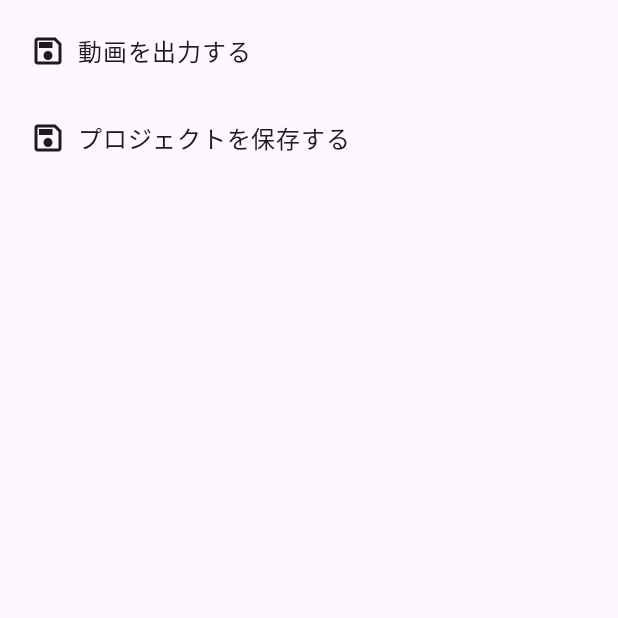
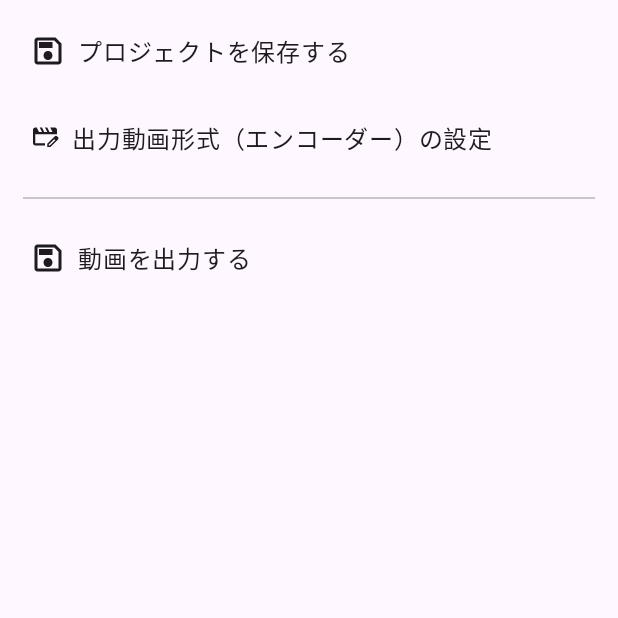
Before and after one commit to takusan23/AkariDroid, an Android app built with Jetpack Compose: the composable VideoEditMenuBottomSheet shown on its own in the app's theme, on a phone screen of 412 x 824 dp, the top half of it. Run offline under Robolectric (Android 15) with nearby library versions, the phone set to English and light mode, and no system bars; libraries missing offline, so code that uses them is left out: com.google.android.exoplayer2; 6 statements that could not run were skipped.

Commit message:
エンコーダー設定メニューを置いただけ

```diff
--- a/akari-core/src/main/java/io/github/takusan23/akaricore/AkariCore.kt
+++ b/akari-core/src/main/java/io/github/takusan23/akaricore/AkariCore.kt
@@ -37,7 +37,7 @@ class AkariCore(
         )
     }
 
-    /** フィルターをかけられる 映像エンコーダー */
+    /** Canvasと映像を合成できる 映像エンコーダー */
     private val videoProcessor by lazy {
         VideoProcessor(
             videoFile = videoFileData.videoFile,
--- a/app/src/main/java/io/github/takusan23/akaridroid/ui/bottomsheet/VideoEditMenuBottomSheet.kt
+++ b/app/src/main/java/io/github/takusan23/akaridroid/ui/bottomsheet/VideoEditMenuBottomSheet.kt
@@ -30,16 +30,24 @@ fun VideoEditMenuBottomSheet(
     ) {
         item {
             VideoEditMenuBottomSheetItem(
-                text = "動画を出力する",
+                text = "プロジェクトを保存する",
                 icon = painterResource(id = R.drawable.ic_outline_save_24),
-                onClick = { onClick(VideoEditMenuBottomSheetMenu.EncodeMenu) }
+                onClick = { onClick(VideoEditMenuBottomSheetMenu.SaveMenu) }
             )
         }
         item {
             VideoEditMenuBottomSheetItem(
-                text = "プロジェクトを保存する",
+                text = "出力動画形式（エンコーダー）の設定",
+                icon = painterResource(id = R.drawable.ic_outline_movie_edit_24),
+                onClick = { onClick(VideoEditMenuBottomSheetMenu.EncoderFormatSetting) }
+            )
+        }
+        item { Divider(modifier = Modifier.padding(5.dp)) }
+        item {
+            VideoEditMenuBottomSheetItem(
+                text = "動画を出力する",
                 icon = painterResource(id = R.drawable.ic_outline_save_24),
-                onClick = { onClick(VideoEditMenuBottomSheetMenu.SaveMenu) }
+                onClick = { onClick(VideoEditMenuBottomSheetMenu.EncodeMenu) }
             )
         }
     }
@@ -49,6 +57,9 @@ fun VideoEditMenuBottomSheet(
 enum class VideoEditMenuBottomSheetMenu {
     /** エンコード */
     EncodeMenu,
+
+    /** エンコーダーの設定。高さとか */
+    EncoderFormatSetting,
 
     /** 保存する */
     SaveMenu
--- a/app/src/main/java/io/github/takusan23/akaridroid/ui/screen/VideoEditorScreen.kt
+++ b/app/src/main/java/io/github/takusan23/akaridroid/ui/screen/VideoEditorScreen.kt
@@ -1,5 +1,6 @@
 package io.github.takusan23.akaridroid.ui.screen
 
+import android.widget.Toast
 import androidx.activity.compose.rememberLauncherForActivityResult
 import androidx.activity.result.PickVisualMediaRequest
 import androidx.activity.result.contract.ActivityResultContracts
@@ -68,6 +69,10 @@ fun VideoEditorScreen(
                             val projectData = viewModel.saveEncodeData()
                             encoderService.value?.encodeAkariProject(projectData)
                         }
+                    }
+                    VideoEditMenuBottomSheetMenu.EncoderFormatSetting -> {
+                        // エンコーダー設定。まだ
+                        Toast.makeText(context, "未実装", Toast.LENGTH_SHORT).show()
                     }
                     VideoEditMenuBottomSheetMenu.SaveMenu -> {
                         scope.launch { viewModel.saveEncodeData() }
--- /dev/null
+++ b/app/src/main/res/drawable/ic_outline_movie_edit_24.xml
@@ -0,0 +1,10 @@
+<vector xmlns:android="http://schemas.android.com/apk/res/android"
+    android:width="20dp"
+    android:height="20dp"
+    android:viewportWidth="20"
+    android:viewportHeight="20"
+    android:tint="#000000">
+  <path
+      android:fillColor="@android:color/white"
+      android:pathData="M3.5,15Q2.896,15 2.448,14.552Q2,14.104 2,13.5V4.5Q2,3.896 2.427,3.448Q2.854,3 3.5,3H4.5L6,6H8L6.5,3H8L9.5,6H11.5L10,3H11.5L13,6H15L13.5,3H16.5Q17.125,3 17.562,3.448Q18,3.896 18,4.5V7.5H16.5H3.5V13.5Q3.5,13.5 3.5,13.5Q3.5,13.5 3.5,13.5H10V15ZM15.354,10.021 L16.104,10.75 12.5,14.292V15H13.208L16.812,11.438L17.5,12.125L13.625,16H11.5V13.875ZM17.5,12.125 L15.354,10.021 16.583,8.792Q16.875,8.5 17.292,8.49Q17.708,8.479 18,8.771L18.708,9.5Q19,9.792 19,10.208Q19,10.625 18.708,10.917Z"/>
+</vector>
```
Also changed, not shown: app/src/main/java/io/github/takusan23/akaridroid/service/EncoderService.kt (+4 -3 lines).
